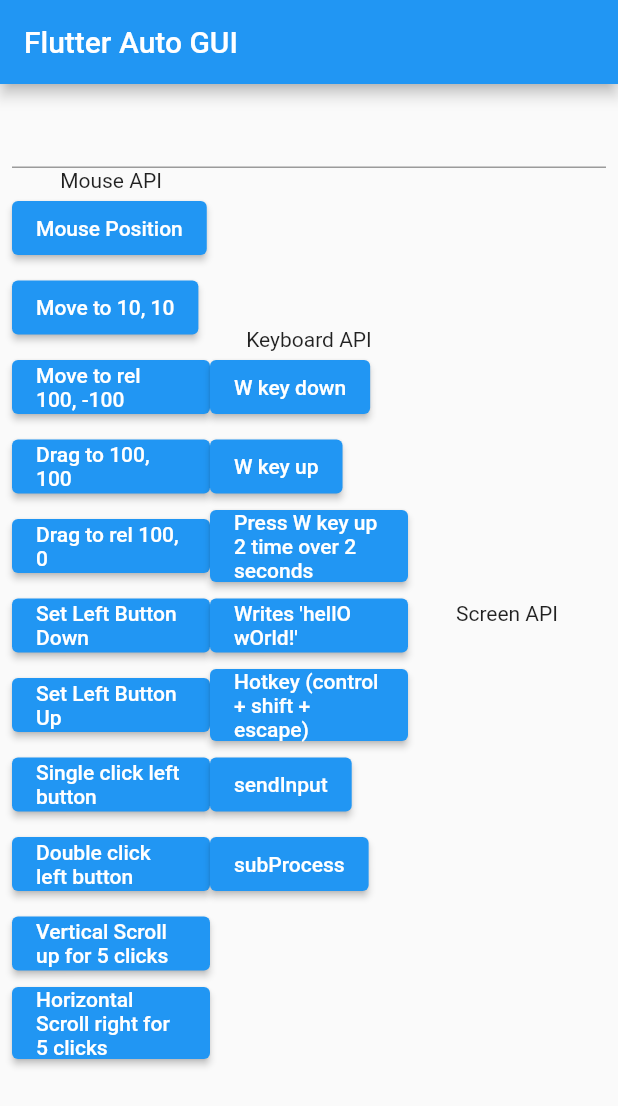
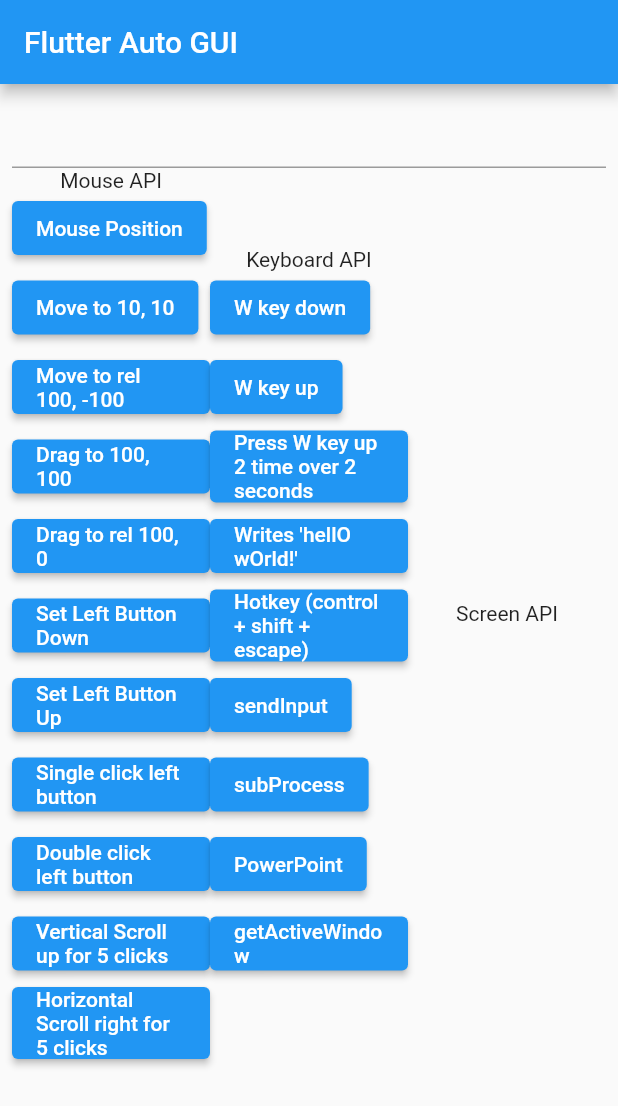
Before and after one commit to mboti/belksiri, a Flutter app: the screen it shows after launch, on a phone screen of 412 x 824 dp. Shown: the top 1106 px of the screen. Run offline on Flutter 3.47's test engine with Material 2 defaults, Android fonts, the phone set to English and light mode, and no system bars; missing offline and left inert: dart:ffi, flutter_auto_gui, win32.

Commit message:
mettre en avant une fenetre en fonction de son "hwnd"

```diff
--- a/lib/main.dart
+++ b/lib/main.dart
@@ -266,6 +266,22 @@
                                 child: const Text('subProcess'),
                               ),
 
+                              ElevatedButton(
+                                onPressed: () async {
+                                  MyScript script = MyScript();
+                                  script.findPowerPoint();
+                                },
+                                child: const Text('PowerPoint'),
+                              ),
+
+                              ElevatedButton(
+                                onPressed: () async {
+                                  MyScript script = MyScript();
+                                  script.getActiveWindow();
+                                },
+                                child: const Text('getActiveWindow'),
+                              ),
+
                             ],
                           ),
                         ],
--- a/lib/my_script.dart
+++ b/lib/my_script.dart
@@ -58,8 +58,10 @@
   }
 
 
+
+
+
   //----------------------------------------------------------------------------
-
   // Callback for each window found
   static int enumWindowsProc(int hWnd, int lParam) {
     // Don't enumerate windows unless they are marked as WS_VISIBLE
@@ -102,9 +104,37 @@
     findNotepad();
   }
 
-//----------------------------------------------------------------------------
+
+
 
   //----------------------------------------------------------------------------
+  /// Find the first open Notepad window and maximize it
+  void findPowerPoint() {
+    //final hwnd =FindWindow(nullptr,TEXT('Présentation1 - PowerPoint'));
+    //final hwnd =FindWindow(nullptr,TEXT("Outil Capture d’écran"));
+    int hwnd = 460606;
+
+    if (hwnd == 0) {
+      print('No PowerPoint window found.');
+    } else {
+      SetForegroundWindow(hwnd);      // mettre fenêtre en avant
+      ShowWindow(hwnd, SW_MAXIMIZE);  // maximiser la fenetre
+      print('hwnd PowerPoint : $hwnd');
+    }
+    //ShowWindow(GetWindowDC(460606), SW_MAXIMIZE);
+  }
+
+
+
+
+
+  //----------------------------------------------------------------------------
+  /// Find the first open Notepad window and maximize it
+  void getActiveWindow() {
+    final int hwnd =  GetActiveWindow();
+    print('ActiveWindow ${hwnd}');
+
+  }
 
   //----------------------------------------------------------------------------
 
```
Lines whose indentation alone changed are shown as unchanged.
